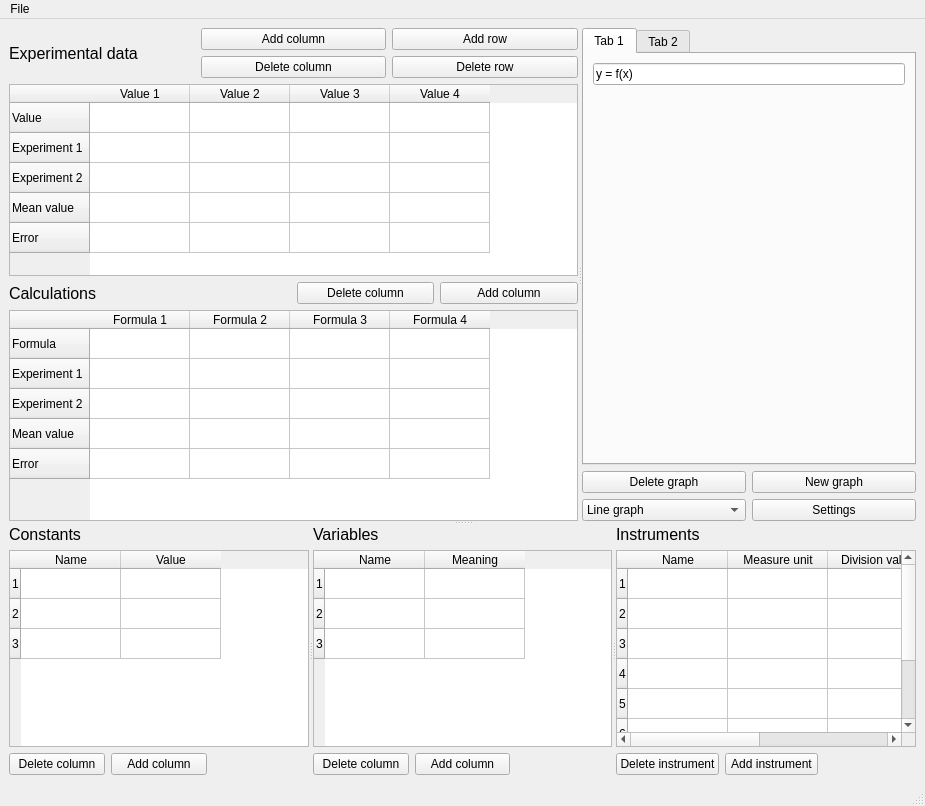
Old version of the form mainwindow.ui in the repository Kirikus/Experiments-2026S-CPP.
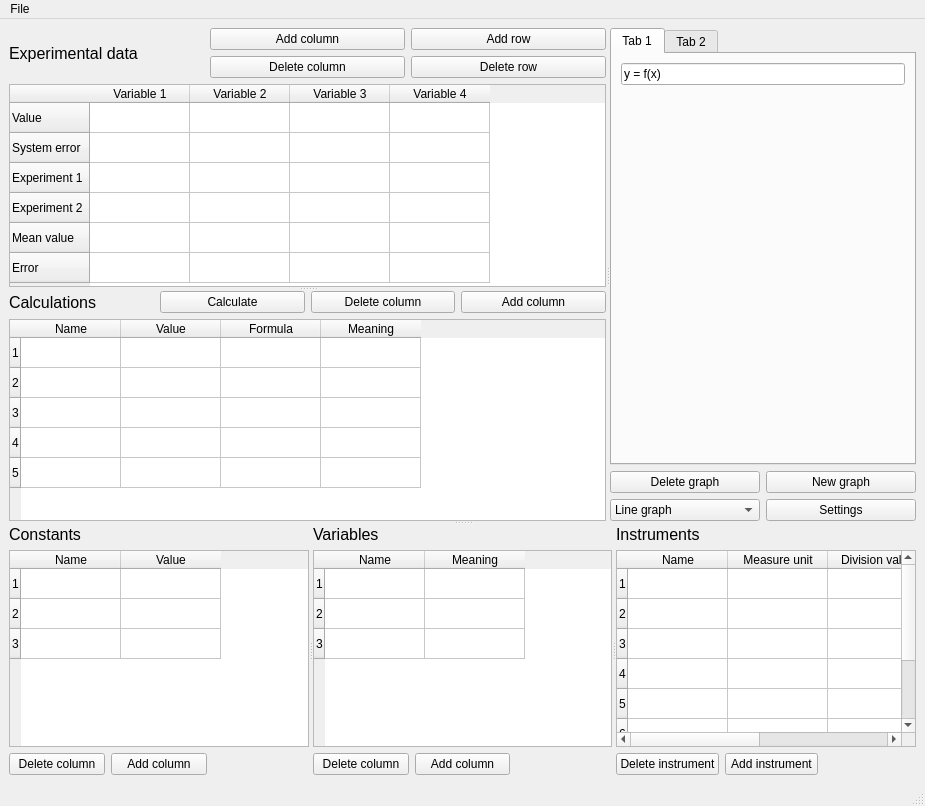
New version of the form.

Commit message: changed calculations table

What changed in the file:
```diff
--- a/mainwindow.ui
+++ b/mainwindow.ui
@@ -16,17 +16,19 @@
   <widget class="QWidget" name="centralwidget">
    <layout class="QGridLayout" name="gridLayout_2">
     <item row="0" column="0">
+     <widget class="QSplitter" name="splitter_4">
+      <property name="orientation">
+       <enum>Qt::Vertical</enum>
+      </property>
      <widget class="QSplitter" name="splitter_3">
       <property name="orientation">
-       <enum>Qt::Vertical</enum>
-      </property>
-      <widget class="QSplitter" name="splitter_2">
-       <property name="orientation">
         <enum>Qt::Horizontal</enum>
        </property>
-       <widget class="QWidget" name="layoutWidget">
-        <layout class="QVBoxLayout" name="Exp_calc_tables">
-         <item>
+       <widget class="QSplitter" name="splitter_2">
+        <property name="orientation">
+         <enum>Qt::Vertical</enum>
+        </property>
+        <widget class="QWidget" name="">
           <layout class="QGridLayout" name="Experiment">
            <item row="1" column="1">
             <widget class="QPushButton" name="ExpDelColButton">
@@ -75,6 +77,11 @@
                <string>Value</string>
               </property>
              </row>
+            <row>
+             <property name="text">
+              <string>System error</string>
+             </property>
+            </row>
              <row>
               <property name="text">
                <string>Experiment 1</string>
@@ -97,29 +104,29 @@
              </row>
              <column>
               <property name="text">
-               <string>Value 1</string>
+              <string>Variable 1</string>
               </property>
              </column>
              <column>
               <property name="text">
-               <string>Value 2</string>
+              <string>Variable 2</string>
               </property>
              </column>
              <column>
               <property name="text">
-               <string>Value 3</string>
+              <string>Variable 3</string>
               </property>
              </column>
              <column>
               <property name="text">
-               <string>Value 4</string>
+              <string>Variable 4</string>
               </property>
              </column>
             </widget>
            </item>
           </layout>
-         </item>
-         <item>
+        </widget>
+        <widget class="QWidget" name="">
           <layout class="QGridLayout" name="Calculations">
            <item row="0" column="0">
             <widget class="QLabel" name="CalculationsLabel">
@@ -137,47 +144,47 @@
             <widget class="QTableWidget" name="CalculationsTable">
              <row>
               <property name="text">
+              <string>1</string>
+             </property>
+            </row>
+            <row>
+             <property name="text">
+              <string>2</string>
+             </property>
+            </row>
+            <row>
+             <property name="text">
+              <string>3</string>
+             </property>
+            </row>
+            <row>
+             <property name="text">
+              <string>4</string>
+             </property>
+            </row>
+            <row>
+             <property name="text">
+              <string>5</string>
+             </property>
+            </row>
+            <column>
+             <property name="text">
+              <string>Name</string>
+             </property>
+            </column>
+            <column>
+             <property name="text">
+              <string>Value</string>
+             </property>
+            </column>
+            <column>
+             <property name="text">
                <string>Formula</string>
               </property>
-             </row>
-             <row>
-              <property name="text">
-               <string>Experiment 1</string>
-              </property>
-             </row>
-             <row>
-              <property name="text">
-               <string>Experiment 2</string>
-              </property>
-             </row>
-             <row>
-              <property name="text">
-               <string>Mean value</string>
-              </property>
-             </row>
-             <row>
-              <property name="text">
-               <string>Error</string>
-              </property>
-             </row>
-             <column>
-              <property name="text">
-               <string>Formula 1</string>
-              </property>
              </column>
              <column>
               <property name="text">
-               <string>Formula 2</string>
-              </property>
-             </column>
-             <column>
-              <property name="text">
-               <string>Formula 3</string>
-              </property>
-             </column>
-             <column>
-              <property name="text">
-               <string>Formula 4</string>
+              <string>Meaning</string>
               </property>
              </column>
             </widget>
@@ -196,12 +203,62 @@
              </property>
             </widget>
            </item>
-          </layout>
-         </item>
-        </layout>
+          <item row="0" column="1">
+           <widget class="QPushButton" name="CalculateButton">
+            <property name="text">
+             <string>Calculate</string>
+            </property>
+           </widget>
+          </item>
+         </layout>
+        </widget>
        </widget>
        <widget class="QWidget" name="layoutWidget">
         <layout class="QGridLayout" name="Graph">
+         <item row="1" column="0">
+          <layout class="QGridLayout" name="gridLayout">
+           <item row="1" column="1">
+            <widget class="QPushButton" name="GraphSetButton">
+             <property name="text">
+              <string>Settings</string>
+             </property>
+            </widget>
+           </item>
+           <item row="1" column="0">
+            <widget class="QComboBox" name="GraphTypeBox">
+             <item>
+              <property name="text">
+               <string>Line graph</string>
+              </property>
+             </item>
+             <item>
+              <property name="text">
+               <string>Bar graph</string>
+              </property>
+             </item>
+             <item>
+              <property name="text">
+               <string>Color graph</string>
+              </property>
+             </item>
+            </widget>
+           </item>
+           <item row="0" column="1">
+            <widget class="QPushButton" name="GraphNewButton">
+             <property name="text">
+              <string>New graph</string>
+             </property>
+            </widget>
+           </item>
+           <item row="0" column="0">
+            <widget class="QPushButton" name="GraphDelButton">
+             <property name="text">
+              <string>Delete graph</string>
+             </property>
+            </widget>
+           </item>
+          </layout>
+         </item>
          <item row="0" column="0">
           <widget class="QTabWidget" name="GraphTabWidget">
            <property name="currentIndex">
@@ -263,50 +320,6 @@
            </widget>
           </widget>
          </item>
-         <item row="1" column="0">
-          <layout class="QGridLayout" name="gridLayout">
-           <item row="0" column="0">
-            <widget class="QPushButton" name="GraphDelButton">
-             <property name="text">
-              <string>Delete graph</string>
-             </property>
-            </widget>
-           </item>
-           <item row="0" column="1">
-            <widget class="QPushButton" name="GraphNewButton">
-             <property name="text">
-              <string>New graph</string>
-             </property>
-            </widget>
-           </item>
-           <item row="1" column="1">
-            <widget class="QPushButton" name="GraphSetButton">
-             <property name="text">
-              <string>Settings</string>
-             </property>
-            </widget>
-           </item>
-           <item row="1" column="0">
-            <widget class="QComboBox" name="GraphTypeBox">
-             <item>
-              <property name="text">
-               <string>Line graph</string>
-              </property>
-             </item>
-             <item>
-              <property name="text">
-               <string>Bar graph</string>
-              </property>
-             </item>
-             <item>
-              <property name="text">
-               <string>Color graph</string>
-              </property>
-             </item>
-            </widget>
-           </item>
-          </layout>
-         </item>
         </layout>
        </widget>
       </widget>
```
Lines whose indentation alone changed are shown as unchanged. The commit also changes 1 other file.
